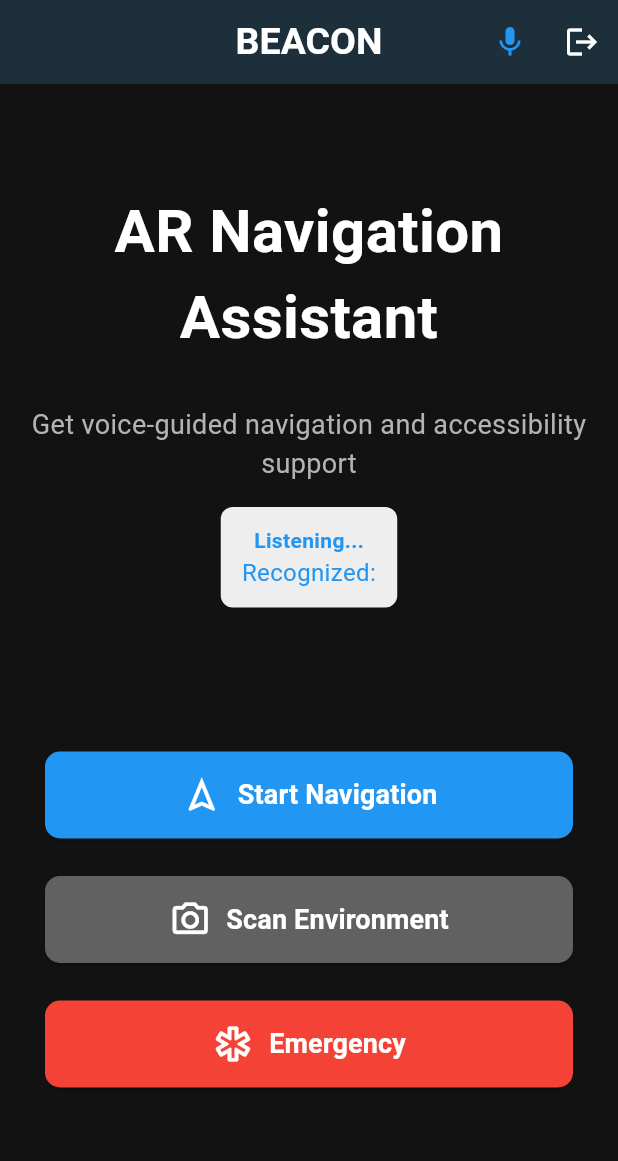
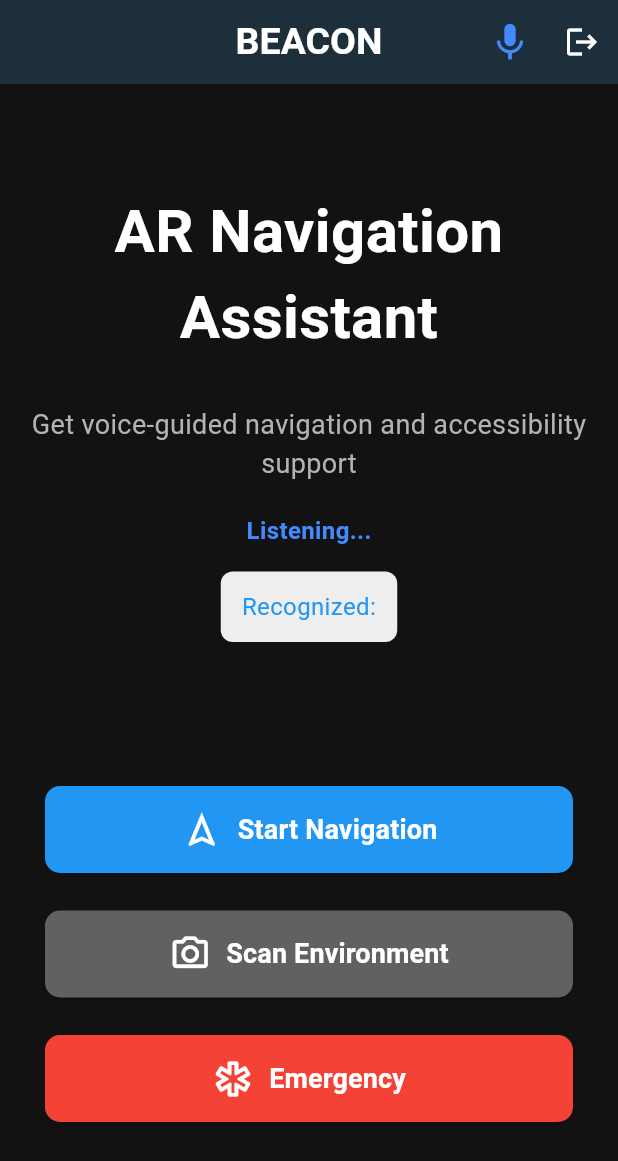
Before and after one commit to Shanu-Kumawat/Beacon, a Flutter app: the screen it shows once a user with an empty profile is signed in, after a tap on the "mic none" icon, on a phone screen of 412 x 824 dp. Shown: the top 1161 px of the screen. Run offline on Flutter 3.47's test engine with Material 3 defaults, Android fonts, the phone set to English and light mode, and no system bars; our stand-ins replace camera, cloud_firestore, firebase_auth, firebase_core, firebase_storage, flutter_map and 8 more; accounts and stored records are empty.

Commit message:
made the voice commands global to use in any screen

```diff
--- a/lib/features/home/screens/home_screen.dart
+++ b/lib/features/home/screens/home_screen.dart
@@ -5,187 +5,51 @@ import 'package:beacon/features/navigation/screens/destination_search_screen.dar
 import 'package:beacon/theme/apptheme.dart';
 import 'package:flutter/material.dart';
 import 'package:flutter_riverpod/flutter_riverpod.dart';
-import 'package:speech_to_text/speech_to_text.dart' as stt;
-import 'package:speech_to_text/speech_recognition_error.dart';
-import 'package:speech_to_text/speech_recognition_result.dart';
+import '../../../voiceCommands.dart';
 
-class HomeScreen extends ConsumerStatefulWidget {
+
+class HomeScreen extends ConsumerWidget {
   const HomeScreen({super.key});
 
-  @override
-  ConsumerState<HomeScreen> createState() => _HomeScreenState();
-}
-
-class _HomeScreenState extends ConsumerState<HomeScreen> {
-  static const _initDelay = Duration(seconds: 1);
-  static const _listenDuration = Duration(seconds: 15);
-  static const _cleanupDelay = Duration(milliseconds: 500);
-
-  late final stt.SpeechToText _speech;
-  String _lastWords = '';
-  String _currentLocaleId = 'en_US';
-  bool _isListening = false;
-  bool _isInitialized = false;
-
-  @override
-  void initState() {
-    super.initState();
-    _speech = stt.SpeechToText();
-    Future.delayed(_initDelay, _initializeSpeech);
-  }
-
-  Future<bool> _initializeSpeech() async {
-    try {
-      final available = await _speech.initialize(
-        onStatus: _handleStatus,
-        onError: _handleError,
-        debugLogging: true,
-      );
-
-      if (available) {
-        final systemLocale = await _speech.systemLocale();
-        setState(() {
-          _currentLocaleId = systemLocale?.localeId ?? 'en_US';
-          _isInitialized = true;
-        });
-        debugPrint('Speech recognition initialized successfully');
-        return true;
-      }
-    } catch (e) {
-      debugPrint('Speech initialization error: $e');
-    }
-
-    setState(() => _isInitialized = false);
-    return false;
-  }
-
-  void _handleStatus(String status) {
-    final isListening = status == 'listening';
-    if (mounted && _isListening != isListening) {
-      setState(() => _isListening = isListening);
+  void _handleCommand(BuildContext context, WidgetRef ref, String command) {
+    if (command.contains('navigate')) {
+      _navigateToScreen(context, LocationSearchScreen());
+    } else if (command.contains('scan')) {
+      _navigateToScreen(context, const ScanEnvironmentScreen());
+    } else {
+      _showSnackBar(context, 'No such commands');
     }
   }
 
-  void _handleError(SpeechRecognitionError error) {
-    debugPrint('''
-      DETAILED ERROR INFO:
-      Error type: ${error.errorMsg}
-      Permanent: ${error.permanent}
-    ''');
-
-    if (error.errorMsg != 'error_busy') {
-      _showSnackBar(
-        'Speech error: ${error.errorMsg}',
-        backgroundColor: Colors.red,
+  void _startVoiceCommand(BuildContext context, WidgetRef ref) {
+    ref.read(voiceCommandProvider.notifier).startListening(
+          (command) => _handleCommand(context, ref, command),
     );
   }
 
-    setState(() => _isListening = false);
-
-    if (error.errorMsg == 'error_busy') {
-      Future.delayed(_cleanupDelay, _startListening);
-    }
-  }
-
-  void _showSnackBar(
-      String message, {
-        Duration duration = const Duration(seconds: 3),
-        Color? backgroundColor,
-      }) {
-    if (mounted) {
-      ScaffoldMessenger.of(context).showSnackBar(
-        SnackBar(
-          content: Text(message),
-          duration: duration,
-          backgroundColor: backgroundColor,
-        ),
-      );
-    }
-  }
-
-  Future<void> _startListening() async {
-    if (!_isInitialized) {
-      await _initializeSpeech();
-    }
-
-    try {
-      await _speech.stop();
-      await Future.delayed(_cleanupDelay);
-
-      setState(() {
-        _lastWords = '';
-        _isListening = true;
-      });
-
-      await _speech.listen(
-        onResult: _handleSpeechResult,
-        listenFor: _listenDuration,
-        localeId: _currentLocaleId,
-        listenOptions:  stt.SpeechListenOptions(
-          partialResults: true,
-          onDevice: true,
-          cancelOnError: false,
-        ),
-      );
-    } catch (e) {
-      debugPrint('Error starting speech recognition: $e');
-      setState(() => _isListening = false);
-    }
-  }
-
-  void _handleSpeechResult(SpeechRecognitionResult result) {
-    setState(() => _lastWords = result.recognizedWords);
-
-    if (result.finalResult) {
-      final command = _lastWords.toLowerCase();
-      if (command.contains('navigate')) {
-        _navigateToScreen( LocationSearchScreen());
-      } else if (command.contains('scan')) {
-        _navigateToScreen(const ScanEnvironmentScreen());
-      } else {
-        debugPrint('Command not recognized: $command');
-      }
-    }
-  }
-
-  void _navigateToScreen(Widget screen) {
+  void _navigateToScreen(BuildContext context, Widget screen) {
     Navigator.push(
       context,
       MaterialPageRoute(builder: (context) => screen),
     );
   }
 
-  void _handleEmergency() {
-    _showSnackBar(
-      'Emergency feature coming soon',
+  void _showSnackBar(BuildContext context, String message) {
+    ScaffoldMessenger.of(context).showSnackBar(
+      SnackBar(
+        content: Text(message),
         duration: const Duration(seconds: 2),
+      ),
     );
   }
 
   @override
-  Widget build(BuildContext context) {
+  Widget build(BuildContext context, WidgetRef ref) {
+    final voiceState = ref.watch(voiceCommandProvider);
+
     return Scaffold(
       backgroundColor: AppTheme.background,
-      appBar: _buildAppBar(),
-      body: Padding(
-        padding: const EdgeInsets.symmetric(horizontal: 20),
-        child: Column(
-          children: [
-            const SizedBox(height: 70),
-            _buildHeader(),
-            if (_isListening || _lastWords.isNotEmpty)
-              _buildRecognitionStatus(),
-            const SizedBox(height: 80),
-            _buildActionButtons(),
-            const Spacer(),
-          ],
-        ),
-      ),
-    );
-  }
-
-  PreferredSizeWidget _buildAppBar() {
-    return AppBar(
+      appBar: AppBar(
         title: const Text(
           "BEACON",
           style: TextStyle(
@@ -199,9 +63,12 @@ class _HomeScreenState extends ConsumerState<HomeScreen> {
         centerTitle: true,
         actions: [
           IconButton(
-          icon: Icon(_isListening ? Icons.mic : Icons.mic_none),
-          color: _isListening ? Colors.blue : null,
-          onPressed: _startListening,
+            icon: Icon(
+              voiceState.isListening ? Icons.mic : Icons.mic_none,
+              color: voiceState.isListening ? Colors.blueAccent : null,
+              size: voiceState.isListening ? 30 : 24,
+            ),
+            onPressed: () => _startVoiceCommand(context, ref),
             tooltip: 'Start voice recognition',
           ),
           IconButton(
@@ -210,6 +77,32 @@ class _HomeScreenState extends ConsumerState<HomeScreen> {
             tooltip: 'Logout',
           ),
         ],
+      ),
+      body: Padding(
+        padding: const EdgeInsets.symmetric(horizontal: 20),
+        child: Column(
+          children: [
+            const SizedBox(height: 70),
+            _buildHeader(),
+            if (voiceState.isListening) ...[
+              const SizedBox(height: 20),
+              const Text(
+                'Listening...',
+                style: TextStyle(
+                  fontSize: 16,
+                  fontWeight: FontWeight.bold,
+                  color: Colors.blueAccent,
+                ),
+              ),
+            ],
+            if (voiceState.isListening || voiceState.lastWords.isNotEmpty)
+              _buildRecognitionStatus(voiceState.lastWords),
+            const SizedBox(height: 80),
+            _buildActionButtons(context, ref),
+            const Spacer(),
+          ],
+        ),
+      ),
     );
   }
 
@@ -238,7 +131,7 @@ class _HomeScreenState extends ConsumerState<HomeScreen> {
     );
   }
 
-  Widget _buildRecognitionStatus() {
+  Widget _buildRecognitionStatus(String lastWords) {
     return Padding(
       padding: const EdgeInsets.symmetric(vertical: 16.0),
       child: Container(
@@ -249,19 +142,11 @@ class _HomeScreenState extends ConsumerState<HomeScreen> {
         ),
         child: Column(
           children: [
-            if (_isListening)
-              const Text(
-                'Listening...',
-                style: TextStyle(
-                  fontWeight: FontWeight.bold,
+            Text(
+              'Recognized: $lastWords',
+              style: const TextStyle(
+                fontSize: 16,
                 color: Colors.blue,
-                ),
-              ),
-            Text(
-              'Recognized: $_lastWords',
-              style: TextStyle(
-                fontSize: 16,
-                color: _isListening ? Colors.blue : Colors.grey[700],
               ),
               textAlign: TextAlign.center,
             ),
@@ -271,36 +156,30 @@ class _HomeScreenState extends ConsumerState<HomeScreen> {
     );
   }
 
-  Widget _buildActionButtons() {
+  Widget _buildActionButtons(BuildContext context, WidgetRef ref) {
     return Column(
       children: [
         CustomIconButton(
           label: "Start Navigation",
           icon: Icons.navigation_outlined,
           color: Colors.blue,
-          onPressed: () => _navigateToScreen( LocationSearchScreen()),
+          onPressed: () => _navigateToScreen(context, LocationSearchScreen()),
         ),
         const SizedBox(height: 25),
         CustomIconButton(
           label: "Scan Environment",
           icon: Icons.camera_alt_outlined,
           color: Colors.grey[700]!,
-          onPressed: () => _navigateToScreen(const ScanEnvironmentScreen()),
+          onPressed: () => _navigateToScreen(context, const ScanEnvironmentScreen()),
         ),
         const SizedBox(height: 25),
         CustomIconButton(
           label: "Emergency",
           icon: Icons.emergency_outlined,
           color: Colors.red,
-          onPressed: _handleEmergency,
+          onPressed: () => _showSnackBar(context, 'Emergency feature coming soon'),
         ),
       ],
     );
   }
-
-  @override
-  void dispose() {
-    _speech.stop();
-    super.dispose();
 }
-}
--- /dev/null
+++ b/lib/voiceCommands.dart
@@ -0,0 +1,114 @@
+import 'package:flutter/foundation.dart';
+import 'package:flutter_riverpod/flutter_riverpod.dart';
+import 'package:speech_to_text/speech_to_text.dart' as stt;
+import 'package:speech_to_text/speech_recognition_error.dart';
+import 'package:speech_to_text/speech_recognition_result.dart';
+
+class VoiceCommandState {
+  final bool isListening;
+  final String lastWords;
+  final bool isInitialized;
+
+  VoiceCommandState({
+    this.isListening = false,
+    this.lastWords = '',
+    this.isInitialized = false,
+  });
+
+  VoiceCommandState copyWith({
+    bool? isListening,
+    String? lastWords,
+    bool? isInitialized,
+  }) {
+    return VoiceCommandState(
+      isListening: isListening ?? this.isListening,
+      lastWords: lastWords ?? this.lastWords,
+      isInitialized: isInitialized ?? this.isInitialized,
+    );
+  }
+}
+
+class VoiceCommandNotifier extends StateNotifier<VoiceCommandState> {
+  final stt.SpeechToText _speech = stt.SpeechToText();
+  static const _listenDuration = Duration(seconds: 15);
+  static const _cleanupDelay = Duration(milliseconds: 200);
+  String _currentLocaleId = 'en_US';
+
+  VoiceCommandNotifier() : super(VoiceCommandState());
+
+  Future<bool> initialize() async {
+    try {
+      final available = await _speech.initialize(
+        onStatus: _handleStatus,
+        onError: _handleError,
+        debugLogging: true,
+      );
+      if (available) {
+        final systemLocale = await _speech.systemLocale();
+        _currentLocaleId = systemLocale?.localeId ?? 'en_US';
+        state = state.copyWith(isInitialized: true);
+        debugPrint('Speech recognition initialized successfully');
+        return true;
+      }
+    } catch (e) {
+      debugPrint('Speech initialization error: $e');
+    }
+    state = state.copyWith(isInitialized: false);
+    return false;
+  }
+
+  Future<void> startListening(void Function(String command) onCommandDetected) async {
+    if (!state.isInitialized) await initialize();
+
+    try {
+      await _speech.stop();
+      await Future.delayed(_cleanupDelay);
+
+      state = state.copyWith(
+        isListening: true,
+        lastWords: '',
+      );
+
+      await _speech.listen(
+        onResult: (result) => _handleSpeechResult(result, onCommandDetected),
+        listenFor: _listenDuration,
+        localeId: _currentLocaleId,
+        listenOptions: stt.SpeechListenOptions(
+          partialResults: true,
+          onDevice: true,
+          cancelOnError: false,
+        ),
+      );
+    } catch (e) {
+      debugPrint('Error starting speech recognition: $e');
+      state = state.copyWith(isListening: false);
+    }
+  }
+
+  void stopListening() async {
+    await _speech.stop();
+    state = state.copyWith(isListening: false);
+  }
+
+  void _handleStatus(String status) {
+    state = state.copyWith(isListening: status == 'listening');
+  }
+
+  void _handleError(SpeechRecognitionError error) {
+    debugPrint('Speech error: ${error.errorMsg}');
+    state = state.copyWith(isListening: false);
+  }
+
+  void _handleSpeechResult(SpeechRecognitionResult result, void Function(String command) onCommandDetected) {
+    state = state.copyWith(lastWords: result.recognizedWords);
+
+    if (result.finalResult) {
+      final command = result.recognizedWords.toLowerCase();
+      onCommandDetected(command);
+    }
+  }
+}
+
+final voiceCommandProvider = StateNotifierProvider<VoiceCommandNotifier, VoiceCommandState>((ref) {
+  return VoiceCommandNotifier();
+});
```
Lines whose indentation alone changed are shown as unchanged.
